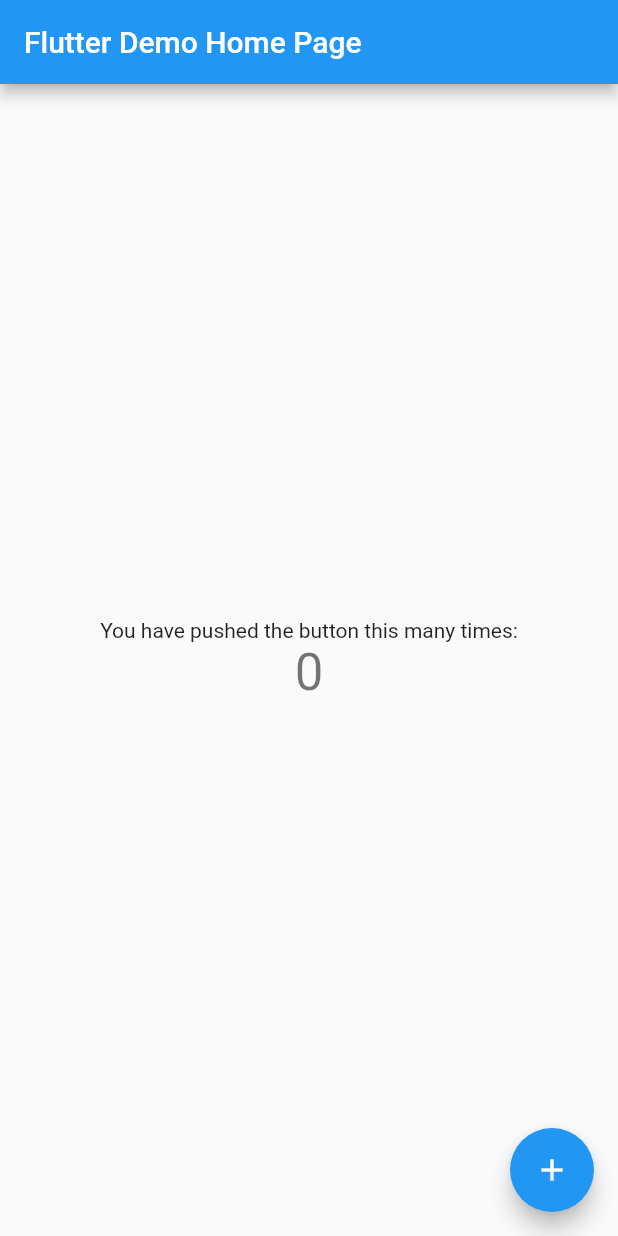
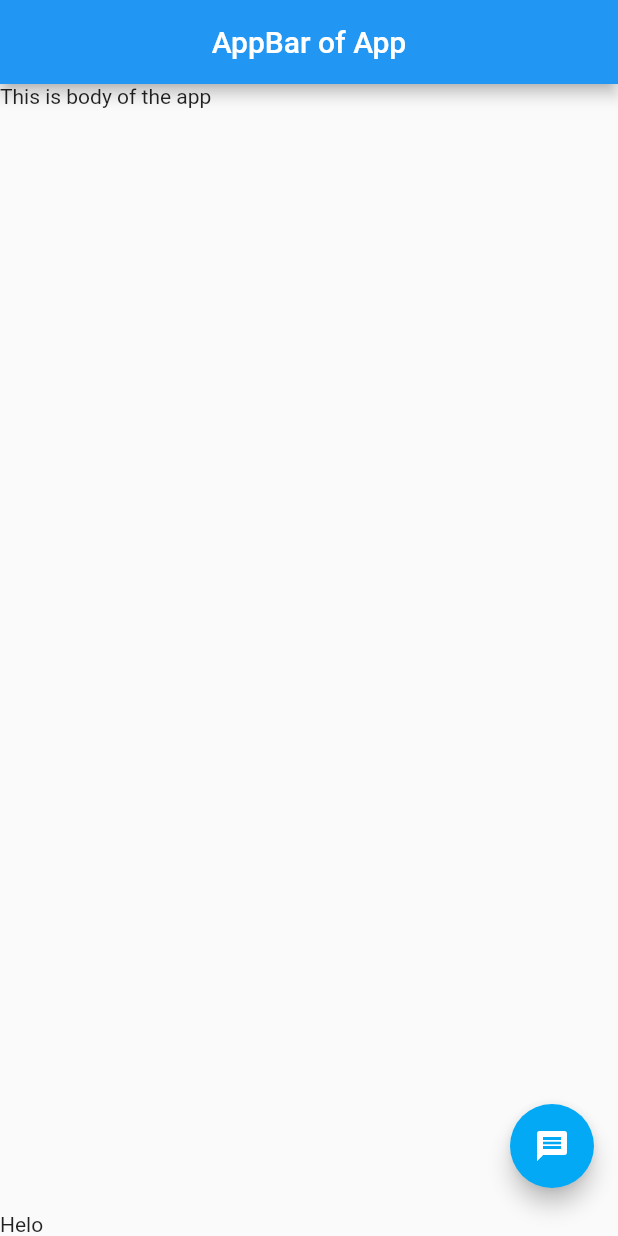
Before and after one commit to dharmeshvyas/TheTest, a Flutter app: the screen it shows after launch, on a phone screen of 412 x 824 dp. Run offline on Flutter 3.47's test engine with Material 2 defaults, Android fonts, the phone set to English and light mode, and no system bars.

Commit message:
Discribe about MaterialApp,Scaffold, and inside the Scaffold

```diff
--- a/lib/main.dart
+++ b/lib/main.dart
@@ -1,115 +1,57 @@
 import 'package:flutter/material.dart';
 
 void main() {
-  runApp(const MyApp());
+  runApp(homapp());
 }
 
-class MyApp extends StatelessWidget {
-  const MyApp({Key? key}) : super(key: key);
+class homapp extends StatelessWidget {
+  @override
+  //the build method come from StatelessWidget
+  Widget build(BuildContext context) {
+    //inside build method we can declear no of Widgets
 
-  // This widget is the root of your application.
-  @override
-  Widget build(BuildContext context) {
+    //the MaterialApp is pre defined class in flutter, it is main or core component of flutter
+    //using MaterialApp we can access all other comoponet and Widget from flutter sdk
     return MaterialApp(
-      title: 'Flutter Demo',
-      theme: ThemeData(
-        // This is the theme of your application.
-        //
-        // Try running your application with "flutter run". You'll see the
-        // application has a blue toolbar. Then, without quitting the app, try
-        // changing the primarySwatch below to Colors.green and then invoke
-        // "hot reload" (press "r" in the console where you ran "flutter run",
-        // or simply save your changes to "hot reload" in a Flutter IDE).
-        // Notice that the counter didn't reset back to zero; the application
-        // is not restarted.
-        primarySwatch: Colors.blue,
+      //home property describe that should display into mobile screen
+
+      //Scaffold is class in flutter which provide many widget or we can say as API like Drawer  EX:AppBar ,SnackBar,BottomNAvigationBar,FloatingActionBar,
+      home: Scaffold(
+        //appBar property it take AppBar()Widget for argument
+
+        //AppBar() Widget is Used to create or modify for appbar
+        appBar: AppBar(
+          //the first Propery of AppBar is Title
+          //title property used to give title(text) of bar.
+          //text Widget used to add text on the Screen and the first argument is String
+          title: Text("AppBar of App"),
+          //centerTitle property used to align text center in appbar and it take bool value.
+          centerTitle: true,
+        ),
+        //body property is main screen of our app after appbar like bodyTag
+        body: Text("This is body of the app"),
+
+        //floatingActionButton is circuler icon button that hover over the content or in the body ant it show all time
+
+        //we can create floating button using FloatingActionButton() Widget.
+        // FloatingActionButton take least 2 parameter child and onPressed.
+        floatingActionButton: FloatingActionButton(
+          //the child property used for adding label icon or more.
+
+          //Icon Widget is used to add icon it Icon and for access icon add name of icon which provided into flutter
+          child: Icon(Icons.message),
+
+          // onPressed property used for click action on the button
+          onPressed: () {},
+          backgroundColor: Colors.lightBlue,
+        ),
+        //bottomNavigationBar it's like appbar we also add add bar into bottom.
+        //bottomNavigationBar has multiple items and can use text,lable,icon and both
+
+        //the bottomNavigationBar is generally created for displaying messages as well as providing page spacific shortcu action
+        bottomNavigationBar: Text("Helo"),
       ),
-      home: const MyHomePage(title: 'Flutter Demo Home Page'),
     );
+    throw UnimplementedError();
   }
 }
-
-class MyHomePage extends StatefulWidget {
-  const MyHomePage({Key? key, required this.title}) : super(key: key);
-
-  // This widget is the home page of your application. It is stateful, meaning
-  // that it has a State object (defined below) that contains fields that affect
-  // how it looks.
-
-  // This class is the configuration for the state. It holds the values (in this
-  // case the title) provided by the parent (in this case the App widget) and
-  // used by the build method of the State. Fields in a Widget subclass are
-  // always marked "final".
-
-  final String title;
-
-  @override
-  State<MyHomePage> createState() => _MyHomePageState();
-}
-
-class _MyHomePageState extends State<MyHomePage> {
-  int _counter = 0;
-
-  void _incrementCounter() {
-    setState(() {
-      // This call to setState tells the Flutter framework that something has
-      // changed in this State, which causes it to rerun the build method below
-      // so that the display can reflect the updated values. If we changed
-      // _counter without calling setState(), then the build method would not be
-      // called again, and so nothing would appear to happen.
-      _counter++;
-    });
-  }
-
-  @override
-  Widget build(BuildContext context) {
-    // This method is rerun every time setState is called, for instance as done
-    // by the _incrementCounter method above.
-    //
-    // The Flutter framework has been optimized to make rerunning build methods
-    // fast, so that you can just rebuild anything that needs updating rather
-    // than having to individually change instances of widgets.
-    return Scaffold(
-      appBar: AppBar(
-        // Here we take the value from the MyHomePage object that was created by
-        // the App.build method, and use it to set our appbar title.
-        title: Text(widget.title),
-      ),
-      body: Center(
-        // Center is a layout widget. It takes a single child and positions it
-        // in the middle of the parent.
-        child: Column(
-          // Column is also a layout widget. It takes a list of children and
-          // arranges them vertically. By default, it sizes itself to fit its
-          // children horizontally, and tries to be as tall as its parent.
-          //
-          // Invoke "debug painting" (press "p" in the console, choose the
-          // "Toggle Debug Paint" action from the Flutter Inspector in Android
-          // Studio, or the "Toggle Debug Paint" command in Visual Studio Code)
-          // to see the wireframe for each widget.
-          //
-          // Column has various properties to control how it sizes itself and
-          // how it positions its children. Here we use mainAxisAlignment to
-          // center the children vertically; the main axis here is the vertical
-          // axis because Columns are vertical (the cross axis would be
-          // horizontal).
-          mainAxisAlignment: MainAxisAlignment.center,
-          children: <Widget>[
-            const Text(
-              'You have pushed the button this many times:',
-            ),
-            Text(
-              '$_counter',
-              style: Theme.of(context).textTheme.headline4,
-            ),
-          ],
-        ),
-      ),
-      floatingActionButton: FloatingActionButton(
-        onPressed: _incrementCounter,
-        tooltip: 'Increment',
-        child: const Icon(Icons.add),
-      ), // This trailing comma makes auto-formatting nicer for build methods.
-    );
-  }
-}
```
